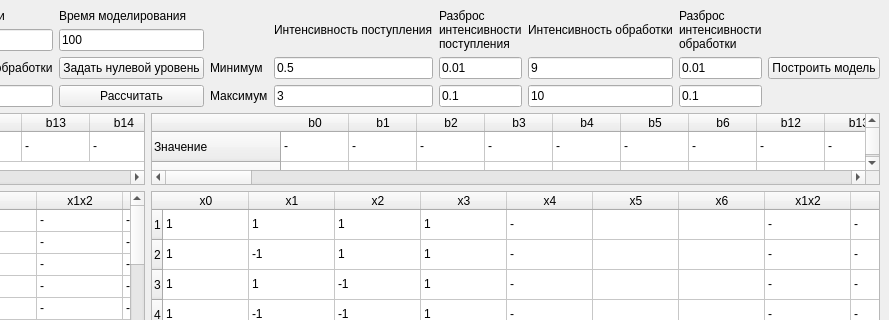
Above: lab3/lab3.ui from OverldAndrey/8sem_experiment_planning before the change; both pictures show x 593 to 1482 and y 0 to 320 of the 1482 by 556 pixel window. Below: the same form after it.
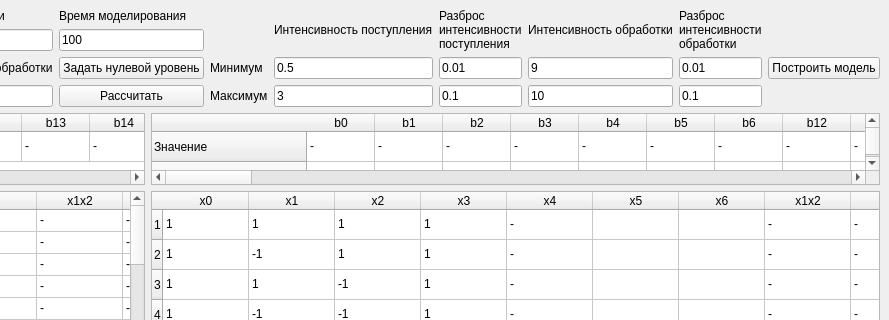
That is the form after the change.

Commit message: tweak B coeffs

What changed in the file:
```diff
--- a/lab3/lab3.ui
+++ b/lab3/lab3.ui
@@ -7790,6 +7790,11 @@
         <string>Значение (линейное)</string>
        </property>
       </row>
+      <row>
+       <property name="text">
+        <string>Значение (квадратичное)</string>
+       </property>
+      </row>
       <column>
        <property name="text">
         <string>b0</string>
@@ -8750,6 +8755,326 @@
         <string>-</string>
        </property>
       </item>
+      <item row="2" column="0">
+       <property name="text">
+        <string>-</string>
+       </property>
+      </item>
+      <item row="2" column="1">
+       <property name="text">
+        <string>-</string>
+       </property>
+      </item>
+      <item row="2" column="2">
+       <property name="text">
+        <string>-</string>
+       </property>
+      </item>
+      <item row="2" column="3">
+       <property name="text">
+        <string>-</string>
+       </property>
+      </item>
+      <item row="2" column="4">
+       <property name="text">
+        <string>-</string>
+       </property>
+      </item>
+      <item row="2" column="5">
+       <property name="text">
+        <string>-</string>
+       </property>
+      </item>
+      <item row="2" column="6">
+       <property name="text">
+        <string>-</string>
+       </property>
+      </item>
+      <item row="2" column="7">
+       <property name="text">
+        <string>-</string>
+       </property>
+      </item>
+      <item row="2" column="8">
+       <property name="text">
+        <string>-</string>
+       </property>
+      </item>
+      <item row="2" column="9">
+       <property name="text">
+        <string>-</string>
+       </property>
+      </item>
+      <item row="2" column="10">
+       <property name="text">
+        <string>-</string>
+       </property>
+      </item>
+      <item row="2" column="11">
+       <property name="text">
+        <string>-</string>
+       </property>
+      </item>
+      <item row="2" column="12">
+       <property name="text">
+        <string>-</string>
+       </property>
+      </item>
+      <item row="2" column="13">
+       <property name="text">
+        <string>-</string>
+       </property>
+      </item>
+      <item row="2" column="14">
+       <property name="text">
+        <string>-</string>
+       </property>
+      </item>
+      <item row="2" column="15">
+       <property name="text">
+        <string>-</string>
+       </property>
+      </item>
+      <item row="2" column="16">
+       <property name="text">
+        <string>-</string>
+       </property>
+      </item>
+      <item row="2" column="17">
+       <property name="text">
+        <string>-</string>
+       </property>
+      </item>
+      <item row="2" column="18">
+       <property name="text">
+        <string>-</string>
+       </property>
+      </item>
+      <item row="2" column="19">
+       <property name="text">
+        <string>-</string>
+       </property>
+      </item>
+      <item row="2" column="20">
+       <property name="text">
+        <string>-</string>
+       </property>
+      </item>
+      <item row="2" column="21">
+       <property name="text">
+        <string>-</string>
+       </property>
+      </item>
+      <item row="2" column="22">
+       <property name="text">
+        <string>-</string>
+       </property>
+      </item>
+      <item row="2" column="23">
+       <property name="text">
+        <string>-</string>
+       </property>
+      </item>
+      <item row="2" column="24">
+       <property name="text">
+        <string>-</string>
+       </property>
+      </item>
+      <item row="2" column="25">
+       <property name="text">
+        <string>-</string>
+       </property>
+      </item>
+      <item row="2" column="26">
+       <property name="text">
+        <string>-</string>
+       </property>
+      </item>
+      <item row="2" column="27">
+       <property name="text">
+        <string>-</string>
+       </property>
+      </item>
+      <item row="2" column="28">
+       <property name="text">
+        <string>-</string>
+       </property>
+      </item>
+      <item row="2" column="29">
+       <property name="text">
+        <string>-</string>
+       </property>
+      </item>
+      <item row="2" column="30">
+       <property name="text">
+        <string>-</string>
+       </property>
+      </item>
+      <item row="2" column="31">
+       <property name="text">
+        <string>-</string>
+       </property>
+      </item>
+      <item row="2" column="32">
+       <property name="text">
+        <string>-</string>
+       </property>
+      </item>
+      <item row="2" column="33">
+       <property name="text">
+        <string>-</string>
+       </property>
+      </item>
+      <item row="2" column="34">
+       <property name="text">
+        <string>-</string>
+       </property>
+      </item>
+      <item row="2" column="35">
+       <property name="text">
+        <string>-</string>
+       </property>
+      </item>
+      <item row="2" column="36">
+       <property name="text">
+        <string>-</string>
+       </property>
+      </item>
+      <item row="2" column="37">
+       <property name="text">
+        <string>-</string>
+       </property>
+      </item>
+      <item row="2" column="38">
+       <property name="text">
+        <string>-</string>
+       </property>
+      </item>
+      <item row="2" column="39">
+       <property name="text">
+        <string>-</string>
+       </property>
+      </item>
+      <item row="2" column="40">
+       <property name="text">
+        <string>-</string>
+       </property>
+      </item>
+      <item row="2" column="41">
+       <property name="text">
+        <string>-</string>
+       </property>
+      </item>
+      <item row="2" column="42">
+       <property name="text">
+        <string>-</string>
+       </property>
+      </item>
+      <item row="2" column="43">
+       <property name="text">
+        <string>-</string>
+       </property>
+      </item>
+      <item row="2" column="44">
+       <property name="text">
+        <string>-</string>
+       </property>
+      </item>
+      <item row="2" column="45">
+       <property name="text">
+        <string>-</string>
+       </property>
+      </item>
+      <item row="2" column="46">
+       <property name="text">
+        <string>-</string>
+       </property>
+      </item>
+      <item row="2" column="47">
+       <property name="text">
+        <string>-</string>
+       </property>
+      </item>
+      <item row="2" column="48">
+       <property name="text">
+        <string>-</string>
+       </property>
+      </item>
+      <item row="2" column="49">
+       <property name="text">
+        <string>-</string>
+       </property>
+      </item>
+      <item row="2" column="50">
+       <property name="text">
+        <string>-</string>
+       </property>
+      </item>
+      <item row="2" column="51">
+       <property name="text">
+        <string>-</string>
+       </property>
+      </item>
+      <item row="2" column="52">
+       <property name="text">
+        <string>-</string>
+       </property>
+      </item>
+      <item row="2" column="53">
+       <property name="text">
+        <string>-</string>
+       </property>
+      </item>
+      <item row="2" column="54">
+       <property name="text">
+        <string>-</string>
+       </property>
+      </item>
+      <item row="2" column="55">
+       <property name="text">
+        <string>-</string>
+       </property>
+      </item>
+      <item row="2" column="56">
+       <property name="text">
+        <string>-</string>
+       </property>
+      </item>
+      <item row="2" column="57">
+       <property name="text">
+        <string>-</string>
+       </property>
+      </item>
+      <item row="2" column="58">
+       <property name="text">
+        <string>-</string>
+       </property>
+      </item>
+      <item row="2" column="59">
+       <property name="text">
+        <string>-</string>
+       </property>
+      </item>
+      <item row="2" column="60">
+       <property name="text">
+        <string>-</string>
+       </property>
+      </item>
+      <item row="2" column="61">
+       <property name="text">
+        <string>-</string>
+       </property>
+      </item>
+      <item row="2" column="62">
+       <property name="text">
+        <string>-</string>
+       </property>
+      </item>
+      <item row="2" column="63">
+       <property name="text">
+        <string>-</string>
+       </property>
+      </item>
      </widget>
     </item>
     <item row="0" column="0" colspan="2">
```
The commit also changes 1 other file.
